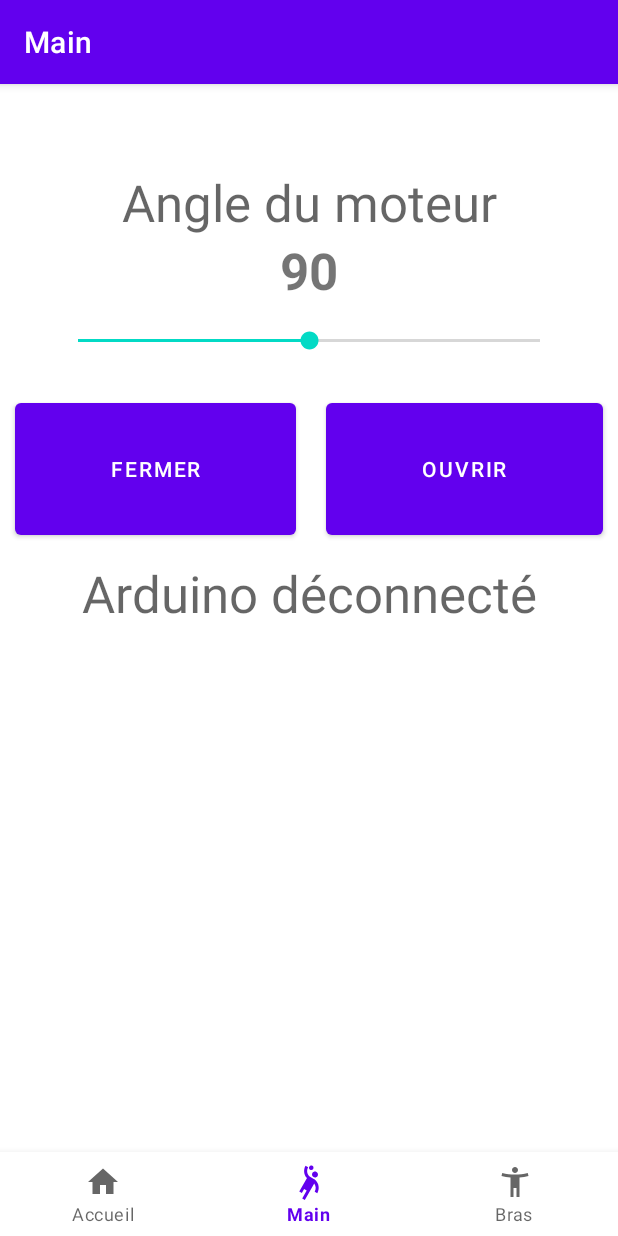
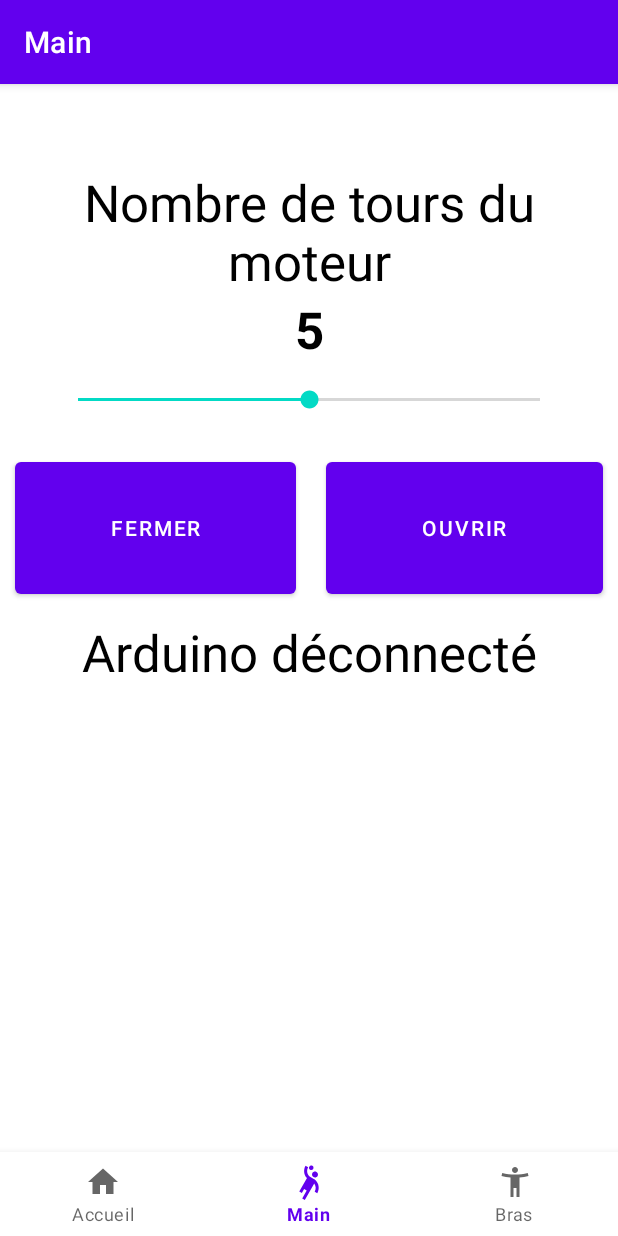
Before and after one commit to Nyllea/Robotic_Arm-Hand_App, an Android app: the Hand screen opened through its navigation route, on a phone screen of 412 x 824 dp. Run offline under Robolectric (Android 15) with nearby library versions, the phone set to English and light mode, and no system bars; our stand-ins replace navigation-ui; libraries missing offline, so code that uses them is left out: me.aflak.arduino; 4 statements that could not run were skipped.

Commit message:
Légers changements sur l'interface L'appli envoie le nombre de tours à faire à l'Arduino Affichage du retour Arduino sur la boite de texte Arduino MAJ de certains plugin

```diff
--- a/app/src/main/java/com/example/roboticarmhandapp/Hand.java
+++ b/app/src/main/java/com/example/roboticarmhandapp/Hand.java
@@ -16,9 +16,11 @@ import android.widget.TextView;
 import me.aflak.arduino.Arduino;
 import me.aflak.arduino.ArduinoListener;
 
+import java.util.Arrays;
+
 public class Hand extends Fragment implements ArduinoListener {
 
-    private static final int MAX_ANGLE = 180, DEFAULT_ANGLE = 90;
+    private static final int MAX_ANGLE = 10, DEFAULT_ANGLE = 5;
     private static final int ARDUINO_VENDOR_ID = 2341, ARDUINO_USB_PERMISSION_DELAY = 3;
 
     SeekBar HandSeekBar;
@@ -27,6 +29,7 @@ public class Hand extends Fragment implements ArduinoListener {
     private Arduino arduino;
     byte seeked;
     byte[] sendSeeked = new byte[1];
+    int currentPos = 0;
 
     public Hand() {
         // Required empty public constructor
@@ -56,11 +59,12 @@ public class Hand extends Fragment implements ArduinoListener {
             public void onProgressChanged(SeekBar seekBar, int i, boolean b) {
                 int adjust = i / 2;
                 int newi = adjust * 2;
-                seeked = (byte) adjust; // byte prend des valeurs entre -128 et 127
+                seeked = (byte) (128 + (i - currentPos)); // byte prend des valeurs entre 0 et 255
+                currentPos = i;
                 sendSeeked[0] = seeked;
                 //on affiche la valeur de l'angle sur l'application
-                HandAngleIndicator.setText(String.valueOf(newi));
-                //on envoie l'angle voulue vers arduino
+                HandAngleIndicator.setText(String.valueOf(currentPos));
+                //on envoie la rotation voulue vers arduino
                 arduino.send(sendSeeked);
             }
 
@@ -77,12 +81,12 @@ public class Hand extends Fragment implements ArduinoListener {
 
         HandSeekBar.setProgress(DEFAULT_ANGLE); //La valeur par défaut quand on ouvre l'application
 
-        //fonction appelée lorsqu'on appuie sur le bouton "fermer" : on met l'angle à 180
-        closeHandButton.setOnClickListener( V -> HandSeekBar.setProgress(MAX_ANGLE));
+        //fonction appelée lorsqu'on appuie sur le bouton "fermer" : on met l'angle à 0
+        closeHandButton.setOnClickListener( V -> HandSeekBar.setProgress(0));
 
 
-        //fonction appelée lorsqu'on appuie sur le boutton "ouvrir" : on met l'angle à 0
-        openHandButton.setOnClickListener( V -> HandSeekBar.setProgress(0));
+        //fonction appelée lorsqu'on appuie sur le boutton "ouvrir" : on met l'angle à MAX_ANGLE
+        openHandButton.setOnClickListener( V -> HandSeekBar.setProgress(MAX_ANGLE));
 
         return v;
     }
@@ -116,7 +120,8 @@ public class Hand extends Fragment implements ArduinoListener {
 
     @Override
     public void onArduinoMessage(byte[] bytes) {
-
+        String msg = new String(bytes);
+        HandArduinoConnected.setText(msg);
     }
 
     @Override
--- a/app/src/main/res/layout/fragment_arm.xml
+++ b/app/src/main/res/layout/fragment_arm.xml
@@ -9,6 +9,7 @@
     <TextView
         android:layout_width="match_parent"
         android:layout_height="match_parent"
-        android:text="@string/title_arm" />
+        android:text="@string/title_arm"
+        android:textColor="@color/black" />
 
 </FrameLayout>
--- a/app/src/main/res/layout/fragment_hand.xml
+++ b/app/src/main/res/layout/fragment_hand.xml
@@ -17,13 +17,15 @@
         android:layout_gravity="center"
         android:text="@string/angleMoteurTxt"
         android:textAlignment="center"
-        android:textAppearance="@style/TextAppearance.AppCompat.Display1" />
+        android:textAppearance="@style/TextAppearance.AppCompat.Display1"
+        android:textColor="@color/black" />
 
     <TextView
         android:id="@+id/HandAngleIndicator"
         android:layout_width="match_parent"
         android:layout_height="wrap_content"
         android:textAlignment="center"
+        android:textColor="@color/black"
         android:textSize="34sp"
         android:textStyle="bold" />
 
@@ -64,7 +66,8 @@
         android:layout_gravity="center"
         android:text="@string/arduinoDisconnected"
         android:textAlignment="center"
-        android:textAppearance="@style/TextAppearance.AppCompat.Display1" />
+        android:textAppearance="@style/TextAppearance.AppCompat.Display1"
+        android:textColor="@color/black" />
 
 
 </LinearLayout>
--- a/app/src/main/res/layout/fragment_home.xml
+++ b/app/src/main/res/layout/fragment_home.xml
@@ -11,5 +11,6 @@
         android:layout_height="match_parent"
         android:text="@string/app_description"
         android:textAlignment="center"
-        android:textAppearance="@style/TextAppearance.AppCompat.Display1" />
+        android:textAppearance="@style/TextAppearance.AppCompat.Display1"
+        android:textColor="@color/black" />
 </FrameLayout>
--- a/app/src/main/res/values/strings.xml
+++ b/app/src/main/res/values/strings.xml
@@ -6,7 +6,7 @@
     <string name="app_description">Cette application sert à contrôler le bras robotisé et la main robotisée. Utilisez la barre de navigation en bas de l\'écran pour sélectionner le système à contrôler.</string>
     <string name="openHand">Ouvrir</string>
     <string name="closeHand">Fermer</string>
-    <string name="angleMoteurTxt">Angle du moteur</string>
+    <string name="angleMoteurTxt">Nombre de tours du moteur</string>
     <string name="arduinoConnected">Arduino connecté !</string>
     <string name="arduinoDisconnected">Arduino déconnecté</string>
     <string name="arduinoPermissionDenied">Permission denied. Attempting again in %1$d sec&#8230;</string> //&#8230; = ...
--- a/build.gradle
+++ b/build.gradle
@@ -1,7 +1,7 @@
 // Top-level build file where you can add configuration options common to all sub-projects/modules.
 plugins {
-    id 'com.android.application' version '7.3.0' apply false
-    id 'com.android.library' version '7.3.0' apply false
+    id 'com.android.application' version '7.4.1' apply false
+    id 'com.android.library' version '7.4.1' apply false
 }
 
 task clean(type: Delete) {
--- a/gradle.properties
+++ b/gradle.properties
@@ -19,3 +19,5 @@ android.useAndroidX=true
 # resources declared in the library itself and none from the library's dependencies,
 # thereby reducing the size of the R class for that library
 android.nonTransitiveRClass=true
+
+authToken=jp_uc3ikgcecngmor5kii8juh520k
--- a/settings.gradle
+++ b/settings.gradle
@@ -13,7 +13,10 @@ dependencyResolutionManagement {
         google()
         mavenCentral()
         jcenter()
-        maven { url "https://jitpack.io" }
+        maven {
+            url "https://jitpack.io"
+            credentials { username authToken }
+        }
     }
 }
 rootProject.name = "Robotic Arm & Hand App"
```
Also changed, not shown: app/build.gradle (+11 -9 lines), gradle/wrapper/gradle-wrapper.properties, 1 other file.
